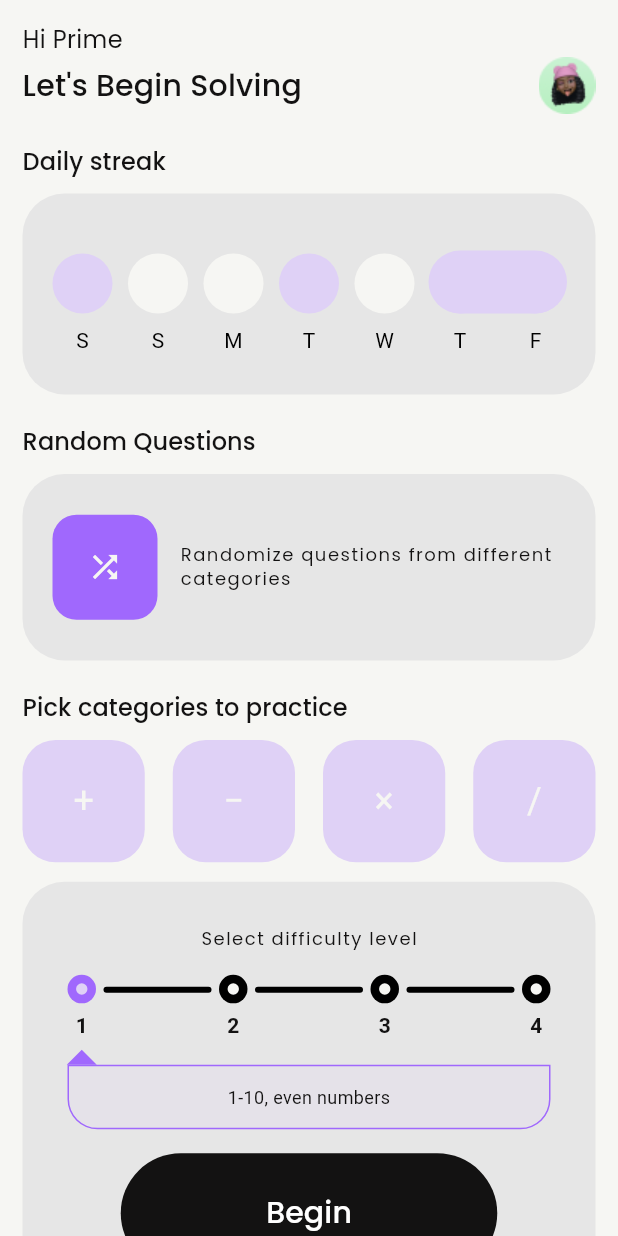
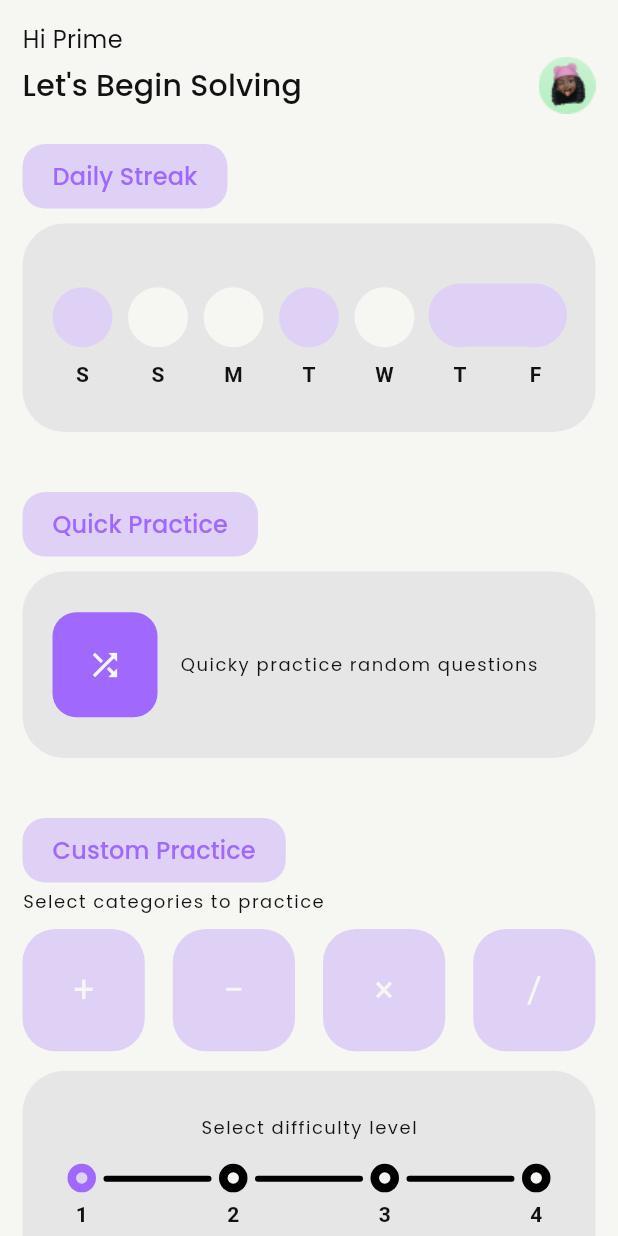
Before and after one commit to prime-infinity/numeracy_app, a Flutter app: the screen it shows after launch, on a phone screen of 412 x 824 dp. Run offline on Flutter 3.47's test engine with Material 3 defaults, Android fonts, the phone set to English and light mode, and no system bars; our stand-ins replace flutter_riverpod, go_router, google_fonts, riverpod_annotation; generated files the repository leaves out were written again.

Commit message:
minor UI changes

```diff
--- a/lib/screens/home/daily_streak.dart
+++ b/lib/screens/home/daily_streak.dart
@@ -27,11 +27,10 @@ class DailyStreak extends StatelessWidget {
       child: Column(
         crossAxisAlignment: CrossAxisAlignment.start,
         children: [
-          //StyledTitleSmallText("Daily Streak", AppColors.black),
           const SizedBox(height: 14),
           SizedBox(
             height:
-                70, // Increased height to accommodate circle + text + padding
+                75, // Increased height to accommodate circle + text + padding
             child: CustomPaint(
               painter: StreakLinePainter(isCompleted: isCompleted),
               child: Row(
@@ -55,9 +54,10 @@ class DailyStreak extends StatelessWidget {
                       const SizedBox(height: 8), // Increased spacing
                       Text(
                         days[index],
-                        style: const TextStyle(
+                        style: TextStyle(
                           fontSize: 14,
-                          color: Colors.black,
+                          fontWeight: FontWeight.bold,
+                          color: AppColors.black,
                         ),
                       ),
                     ],
@@ -86,7 +86,7 @@ class StreakLinePainter extends CustomPainter {
 
     const circleWidth = 40.0;
     final spacing = (size.width - (circleWidth * 7)) / 6;
-    const centerY = 20.0; // Half of circle height (40/2)
+    const centerY = 22.0; // Half of circle height (40/2)
 
     for (int i = 0; i < isCompleted.length - 1; i++) {
       if (isCompleted[i] && isCompleted[i + 1]) {
--- a/lib/screens/home/home.dart
+++ b/lib/screens/home/home.dart
@@ -2,6 +2,7 @@ import 'package:flutter/material.dart';
 import 'package:go_router/go_router.dart';
 import 'package:numeracy_app/screens/home/daily_streak.dart';
 import 'package:numeracy_app/screens/home/multi_selectable_tabs.dart';
+import 'package:numeracy_app/shared/pills/styled_pill.dart';
 import 'package:numeracy_app/shared/texts/styled_text.dart';
 import 'package:numeracy_app/theme.dart';
 
@@ -48,11 +49,11 @@ class _HomeState extends State<Home> {
                   ],
                 ),
                 const SizedBox(height: 20),
-                StyledTitleSmallText("Daily streak", AppColors.black),
+                const StyledPill(text: "Daily Streak"),
                 const SizedBox(height: 10),
                 const DailyStreak(),
-                const SizedBox(height: 20),
-                StyledTitleSmallText("Random Questions", AppColors.black),
+                const SizedBox(height: 40),
+                const StyledPill(text: "Quick Practice"),
                 const SizedBox(height: 10),
                 GestureDetector(
                   onTap: () {
@@ -88,7 +89,7 @@ class _HomeState extends State<Home> {
                               mainAxisAlignment: MainAxisAlignment.center,
                               children: [
                                 StyledSmallText(
-                                    "Randomize questions from different categories",
+                                    "Quicky practice random questions",
                                     AppColors.black)
                               ],
                             ),
@@ -98,10 +99,13 @@ class _HomeState extends State<Home> {
                     ),
                   ),
                 ),
-                const SizedBox(height: 20), // Add some spacing
-                //question options, tab view
-                StyledTitleSmallText(
-                    "Pick categories to practice", AppColors.black),
+                const SizedBox(height: 40), // Add some spacing
+                const StyledPill(text: "Custom Practice"),
+                const SizedBox(
+                  height: 5,
+                ),
+                StyledSmallText(
+                    "Select categories to practice", AppColors.black),
                 const SizedBox(height: 10),
                 const MultiSelectableTabs(),
               ],
--- a/lib/screens/home/level_selector.dart
+++ b/lib/screens/home/level_selector.dart
@@ -18,8 +18,8 @@ class LevelSelector extends StatelessWidget {
   final Map<int, LevelInfo> levelDescriptions = const {
     1: LevelInfo(range: "1-10", description: "even numbers"),
     2: LevelInfo(range: "1-40", description: "even numbers"),
-    3: LevelInfo(range: "1-50", description: "odd and numbers"),
-    4: LevelInfo(range: "1-100", description: "odd and numbers"),
+    3: LevelInfo(range: "1-50", description: "odd and even numbers"),
+    4: LevelInfo(range: "1-100", description: "odd and even numbers"),
   };
 
   const LevelSelector({
@@ -116,7 +116,7 @@ class LevelSelector extends StatelessWidget {
                 width: totalWidth,
                 padding: const EdgeInsets.all(12),
                 decoration: BoxDecoration(
-                  color: AppColors.primaryAccent.withOpacity(0.2),
+                  color: AppColors.primaryAccent,
                   borderRadius: BorderRadius.only(
                       topLeft: const Radius.circular(0),
                       topRight: const Radius.circular(0),
@@ -135,7 +135,8 @@ class LevelSelector extends StatelessWidget {
                     key: ValueKey(selectedLevel),
                     style: TextStyle(
                       fontSize: 12,
-                      color: AppColors.black,
+                      color: AppColors.primaryColor,
+                      fontWeight: FontWeight.bold,
                     ),
                     textAlign: TextAlign.center,
                   ),
--- a/lib/screens/home/multi_selectable_tabs.dart
+++ b/lib/screens/home/multi_selectable_tabs.dart
@@ -78,6 +78,7 @@ class MultiSelectableTabsState extends State<MultiSelectableTabs> {
                       onLevelSelected: (level) {
                         setState(() {
                           // Update your selected level
+                          //print(level);
                           _selectedLevel = level;
                         });
                       }),
--- /dev/null
+++ b/lib/shared/pills/styled_pill.dart
@@ -0,0 +1,25 @@
+import 'package:flutter/material.dart';
+import 'package:numeracy_app/shared/texts/styled_text.dart';
+import 'package:numeracy_app/theme.dart';
+
+class StyledPill extends StatelessWidget {
+  const StyledPill({
+    super.key,
+    required this.text,
+  });
+  final String text;
+
+  @override
+  Widget build(Object context) {
+    return Container(
+      padding: const EdgeInsets.symmetric(horizontal: 20, vertical: 10),
+      decoration: BoxDecoration(
+          color: AppColors.primaryAccent,
+          borderRadius: BorderRadius.circular(15)),
+      child: StyledTitleSmallText(
+        text,
+        AppColors.primaryColor,
+      ),
+    );
+  }
+}
```
Also changed, not shown: 4 other files.
